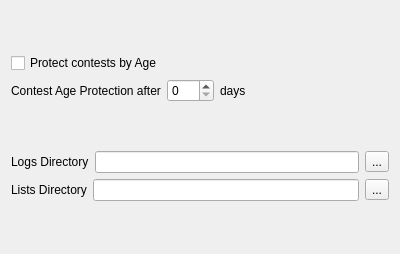
This is mqt/MqtLogger/defdirsdlg.ui in Rsclub22/Minos2-Mirror as Qt 5 draws it before an edit. The edited form follows.
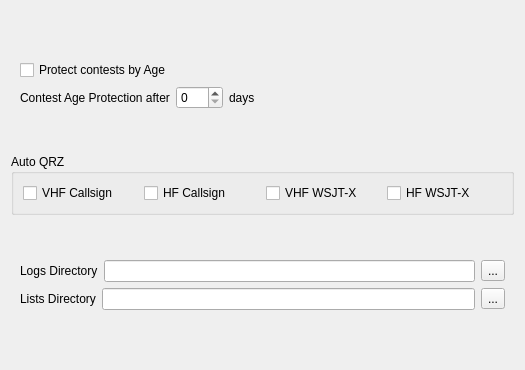
This is the edited form.

Commit message: Start of auto QRZ

What changed in the file:
```diff
--- a/mqt/MqtLogger/defdirsdlg.ui
+++ b/mqt/MqtLogger/defdirsdlg.ui
@@ -6,14 +6,14 @@
    <rect>
     <x>0</x>
     <y>0</y>
-    <width>400</width>
-    <height>254</height>
+    <width>525</width>
+    <height>370</height>
    </rect>
   </property>
   <property name="windowTitle">
    <string>Configure Default Directories</string>
   </property>
-  <layout class="QVBoxLayout" name="verticalLayout">
+  <layout class="QVBoxLayout" name="verticalLayout_3">
    <item>
     <spacer name="verticalSpacer_4">
      <property name="orientation">
@@ -28,6 +28,9 @@
     </spacer>
    </item>
    <item>
+    <widget class="QFrame" name="">
+     <layout class="QVBoxLayout" name="verticalLayout">
+      <item>
     <widget class="QCheckBox" name="ageCb">
      <property name="text">
       <string>Protect contests by Age</string>
@@ -75,6 +78,9 @@
      </item>
     </layout>
    </item>
+     </layout>
+    </widget>
+   </item>
    <item>
     <spacer name="verticalSpacer_3">
      <property name="orientation">
@@ -89,6 +95,59 @@
     </spacer>
    </item>
    <item>
+    <widget class="QGroupBox" name="groupBox">
+     <property name="title">
+      <string>Auto QRZ</string>
+     </property>
+     <layout class="QHBoxLayout" name="horizontalLayout_4">
+      <item>
+       <widget class="QCheckBox" name="QRZCsVHF">
+        <property name="text">
+         <string>VHF Callsign</string>
+        </property>
+       </widget>
+      </item>
+      <item>
+       <widget class="QCheckBox" name="QRZCsHF">
+        <property name="text">
+         <string>HF Callsign</string>
+        </property>
+       </widget>
+      </item>
+      <item>
+       <widget class="QCheckBox" name="QRZWSJTVHF">
+        <property name="text">
+         <string>VHF WSJT-X</string>
+        </property>
+       </widget>
+      </item>
+      <item>
+       <widget class="QCheckBox" name="QRZWSJTXHF">
+        <property name="text">
+         <string>HF WSJT-X</string>
+        </property>
+       </widget>
+      </item>
+     </layout>
+    </widget>
+   </item>
+   <item>
+    <spacer name="verticalSpacer_2">
+     <property name="orientation">
+      <enum>Qt::Vertical</enum>
+     </property>
+     <property name="sizeHint" stdset="0">
+      <size>
+       <width>20</width>
+       <height>15</height>
+      </size>
+     </property>
+    </spacer>
+   </item>
+   <item>
+    <widget class="QFrame" name="">
+     <layout class="QVBoxLayout" name="verticalLayout_2">
+      <item>
     <layout class="QHBoxLayout" name="horizontalLayout_3">
      <item>
       <widget class="QLabel" name="label">
@@ -129,6 +188,9 @@
       </widget>
      </item>
     </layout>
+      </item>
+     </layout>
+    </widget>
    </item>
    <item>
     <spacer name="verticalSpacer">
```
Lines whose indentation alone changed are shown as unchanged. The commit also changes 12 other files.
